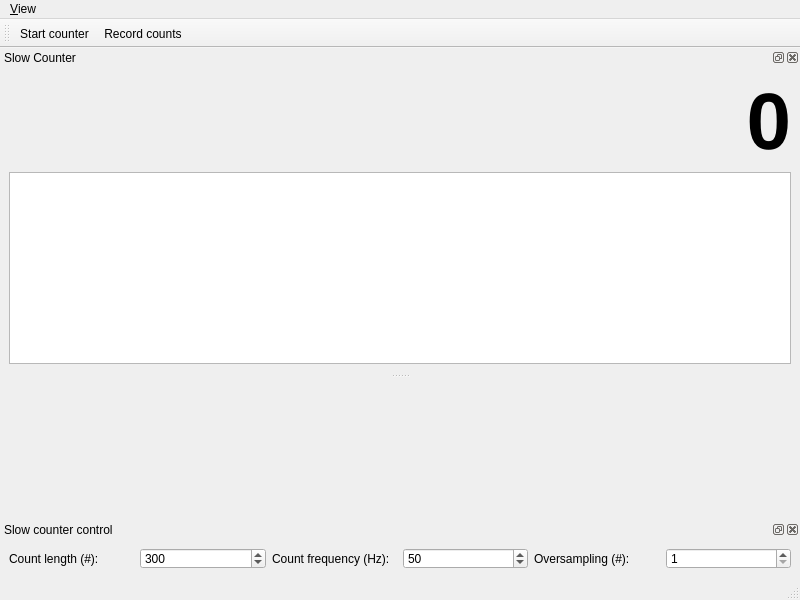
First picture: the form in gui/counter/ui_slow_counter.ui, repository Ulm-IQO/qudi, before the edit.
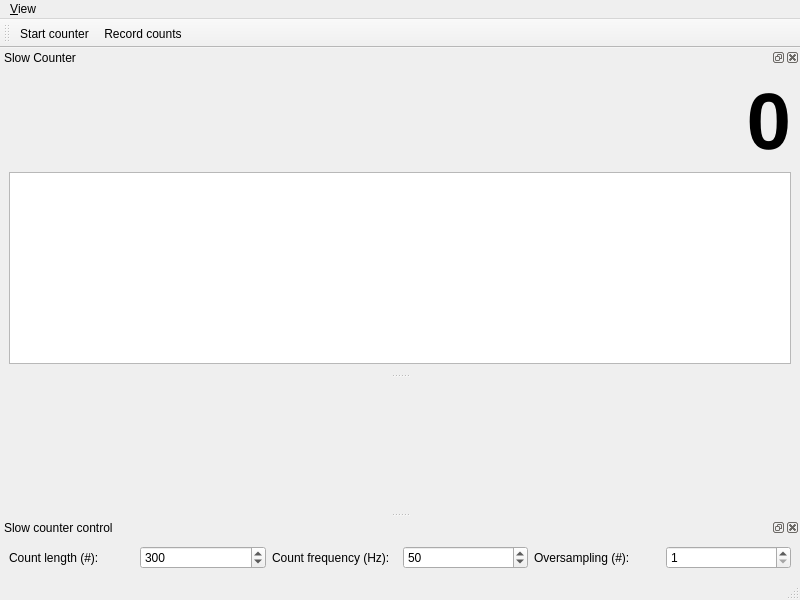
Second picture: the form after the edit. Icons and pictures are not drawn. Custom widgets are drawn as their Qt base class.

Commit message: Increased minimum size of parameters Plot Widget in counterGui and confocalGui. Fixed #263 but perhaps there is an even more elegant solution

The edit to the form file:
```diff
--- a/gui/counter/ui_slow_counter.ui
+++ b/gui/counter/ui_slow_counter.ui
@@ -80,7 +80,7 @@
    <property name="maximumSize">
     <size>
      <width>524287</width>
-     <height>58</height>
+     <height>100</height>
     </size>
    </property>
    <property name="windowTitle">
```
Left out of the diff: 8 changed lines with no effect on the pictures. The commit also changes 1 other file.
